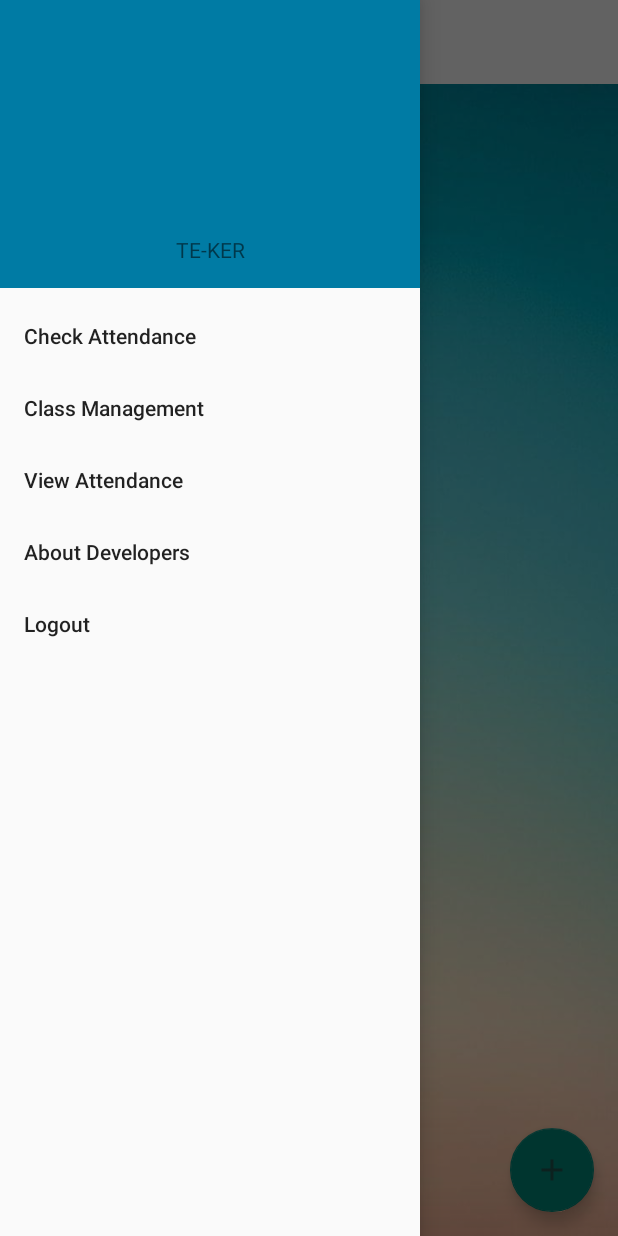
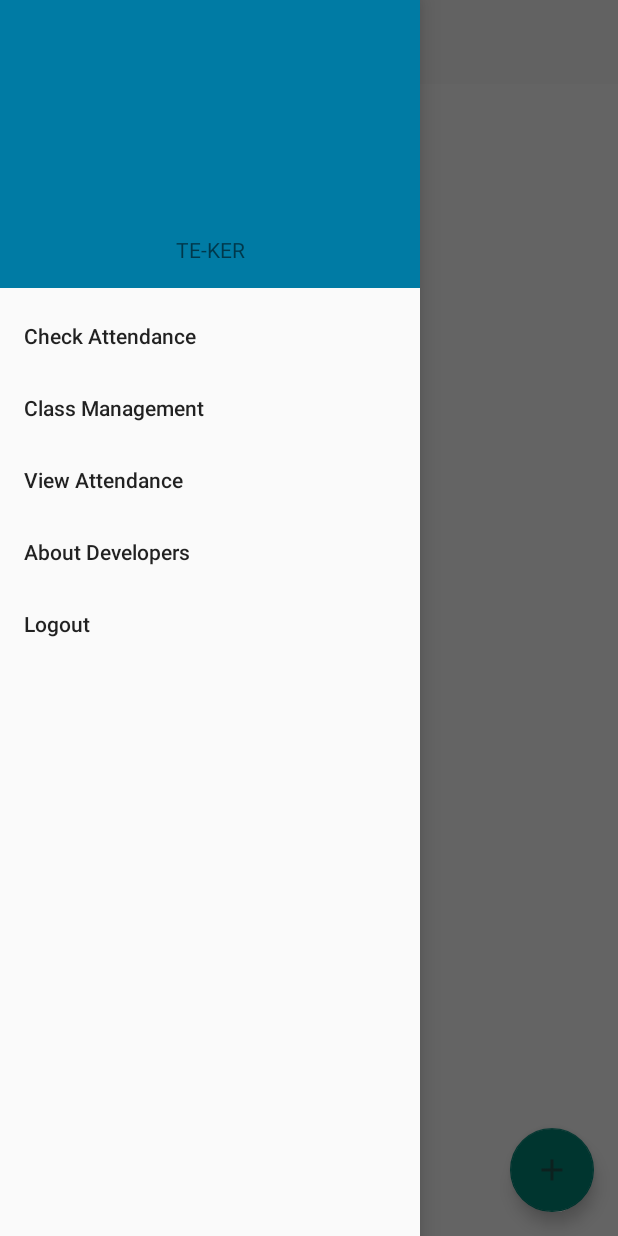
Before and after one commit to nonimousgaming/TEKER3-Final, an Android app: the HomeActivity screen opened directly, with no data from a screen before it, with the side drawer open, on a phone screen of 412 x 824 dp. Run offline under Robolectric (Android 15) with nearby library versions, the phone set to English and light mode, and no system bars; our stand-ins replace Volley; network calls fail.

Commit message:
Minor UI Updates

```diff
--- a/app/src/main/java/com/example/lenovo/te_ker/HomeActivity.java
+++ b/app/src/main/java/com/example/lenovo/te_ker/HomeActivity.java
@@ -18,6 +18,7 @@ import android.support.v7.widget.RecyclerView;
 import android.support.v7.widget.Toolbar;
 import android.view.MenuItem;
 import android.view.View;
+import android.widget.LinearLayout;
 import android.widget.Toast;
 
 import com.android.volley.Request;
@@ -42,6 +43,7 @@ public class HomeActivity extends AppCompatActivity {
     private DrawerLayout mDrawerLayout;
     private String user_id, url;
     FloatingActionButton fab;
+    LinearLayout linearLayout;
 
     private RecyclerView mList;
 
@@ -55,6 +57,7 @@ public class HomeActivity extends AppCompatActivity {
         super.onCreate(savedInstanceState);
         setContentView(R.layout.activity_home);
 
+        linearLayout = findViewById(R.id.main_layout);
         mList = findViewById(R.id.main_list);
         mList.setVisibility(View.VISIBLE);
         movieList = new ArrayList<>();
@@ -183,16 +186,19 @@ public class HomeActivity extends AppCompatActivity {
                         } else if(id == R.id.nav_view_attendance) {
                             fragment = new ViewAttendanceFragment();
                             mList.setVisibility(View.GONE);
+                            linearLayout.setBackgroundResource(R.drawable.received_461455371023210);
                             fab.hide();
                         } else if(id == R.id.nav_about_developers) {
                             fragment = new DevelopersFragment();
                             mList.setVisibility(View.GONE);
+                            linearLayout.setBackgroundResource(R.drawable.received_461455371023210);
                             fab.hide();
                         } else if (id == R.id.nav_class_management) {
                             finish();
                             startActivity(getIntent());
                         } else{
                             fab.show();
+                            linearLayout.setBackgroundResource(0);
                         }
                         if(fragment != null) {
                             FragmentManager fragmentManager = getSupportFragmentManager();
--- a/app/src/main/res/layout/activity_home.xml
+++ b/app/src/main/res/layout/activity_home.xml
@@ -11,10 +11,10 @@
 
     <!-- Layout to contain contents of main body of screen (drawer will slide over this) -->
     <LinearLayout
+            android:id="@+id/main_layout"
             android:layout_width="match_parent"
             android:layout_height="match_parent"
-            android:orientation="vertical"
-            android:background="@drawable/received_461455371023210">
+            android:orientation="vertical">
 
         <android.support.v7.widget.Toolbar
             android:id="@+id/toolbar"
--- a/app/src/main/res/layout/activity_login.xml
+++ b/app/src/main/res/layout/activity_login.xml
@@ -18,7 +18,7 @@
         app:layout_constraintEnd_toEndOf="parent"
         app:layout_constraintStart_toStartOf="parent"
         app:layout_constraintTop_toTopOf="parent"
-        app:srcCompat="@drawable/LogoTunay" />
+        app:srcCompat="@drawable/logotunay" />
 
     <EditText
         android:id="@+id/editTextLoginUsername"
--- a/app/src/main/res/layout/activity_main.xml
+++ b/app/src/main/res/layout/activity_main.xml
@@ -23,7 +23,7 @@
         android:layout_width="175dp"
         android:layout_height="222dp"
         android:layout_centerInParent="true"
-        app:srcCompat="@drawable/LogoTunay"
+        app:srcCompat="@drawable/logotunay"
         tools:layout_editor_absoluteX="41dp"
         tools:layout_editor_absoluteY="123dp" />
 </RelativeLayout>
--- a/app/src/main/res/layout/activity_register.xml
+++ b/app/src/main/res/layout/activity_register.xml
@@ -18,7 +18,7 @@
         app:layout_constraintEnd_toEndOf="parent"
         app:layout_constraintStart_toStartOf="parent"
         app:layout_constraintTop_toTopOf="parent"
-        app:srcCompat="@drawable/LogoTunay" />
+        app:srcCompat="@drawable/logotunay" />
 
 
     <EditText
```
Also changed, not shown: app/src/main/res/drawable-xxhdpi/logotunay.png (renamed from app/src/main/res/drawable-xxhdpi/LogoTunay.png).
